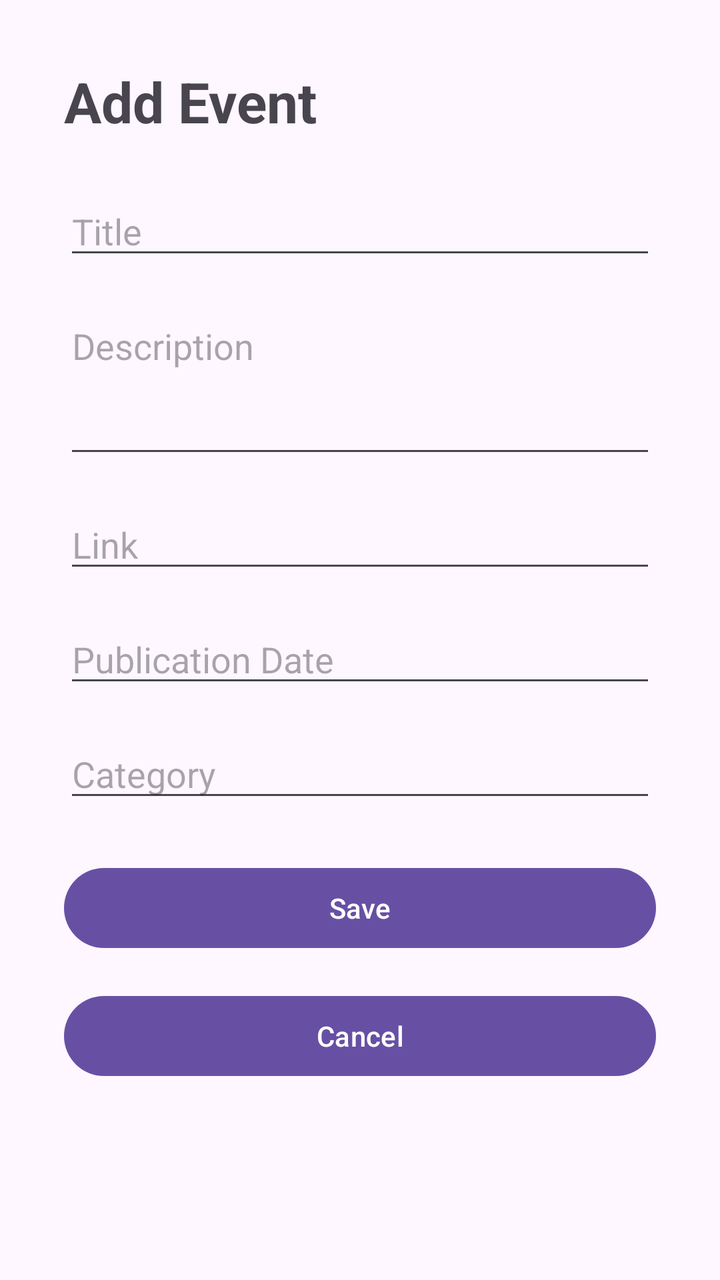
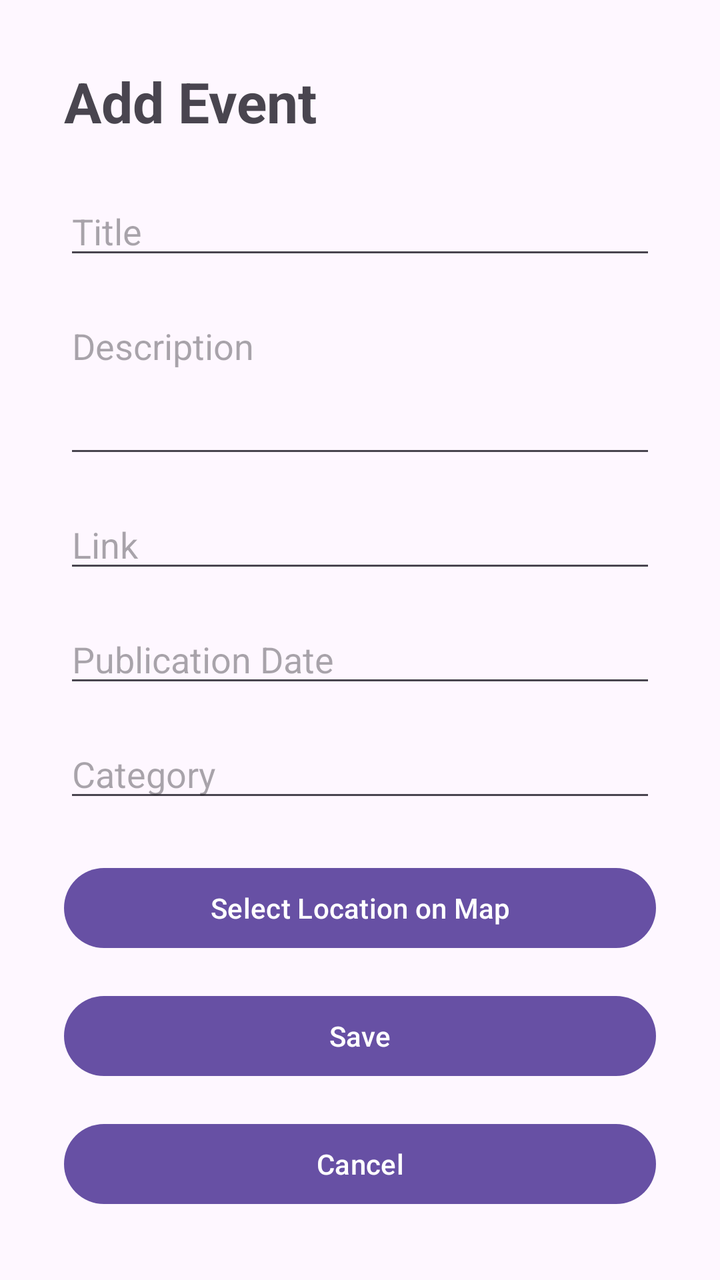

An Android layout rendered at two revisions. The XML below is the earlier revision; the diff shows what the commit changed to produce the second picture.
<!-- AndroidManifest.xml: application theme Theme.Assgn1app -->
<!-- res/layout/add_edit_activity.xml -->
<?xml version="1.0" encoding="utf-8"?>
<ScrollView
    xmlns:android="http://schemas.android.com/apk/res/android"
    android:layout_width="match_parent"
    android:layout_height="match_parent"
    android:fillViewport="true">

    <LinearLayout
        android:layout_width="match_parent"
        android:layout_height="wrap_content"
        android:orientation="vertical"
        android:padding="32dp">

        <TextView
            android:id="@+id/formTitle"
            android:layout_width="match_parent"
            android:layout_height="wrap_content"
            android:layout_marginBottom="24dp"
            android:text="Add Event"
            android:textSize="28sp"
            android:textStyle="bold" />

        <EditText
            android:id="@+id/titleInput"
            android:layout_width="match_parent"
            android:layout_height="wrap_content"
            android:layout_marginBottom="16dp"
            android:hint="Title"
            android:inputType="text" />

        <EditText
            android:id="@+id/descriptionInput"
            android:layout_width="match_parent"
            android:layout_height="wrap_content"
            android:layout_marginBottom="16dp"
            android:gravity="top|start"
            android:hint="Description"
            android:inputType="textMultiLine"
            android:minLines="3" />

        <EditText
            android:id="@+id/linkInput"
            android:layout_width="match_parent"
            android:layout_height="wrap_content"
            android:layout_marginBottom="16dp"
            android:hint="Link"
            android:inputType="textUri" />

        <EditText
            android:id="@+id/pubDateInput"
            android:layout_width="match_parent"
            android:layout_height="wrap_content"
            android:layout_marginBottom="16dp"
            android:hint="Publication Date"
            android:inputType="text" />

        <EditText
            android:id="@+id/categoryInput"
            android:layout_width="match_parent"
            android:layout_height="wrap_content"
            android:layout_marginBottom="24dp"
            android:hint="Category"
            android:inputType="text" />

        <Button
            android:id="@+id/saveButton"
            android:layout_width="match_parent"
            android:layout_height="wrap_content"
            android:layout_marginBottom="16dp"
            android:text="Save" />

        <Button
            android:id="@+id/cancelButton"
            android:layout_width="match_parent"
            android:layout_height="wrap_content"
            android:text="Cancel" />

    </LinearLayout>

</ScrollView>
<!-- resources referenced by this layout -->
<resources>
  <style name="Theme.Assgn1app" parent="Base.Theme.Assgn1app" />
  <style name="Base.Theme.Assgn1app" parent="Theme.Material3.DayNight.NoActionBar">
          
          
      </style>
</resources>

<!-- the commit's change to res/layout/add_edit_activity.xml (unified diff, before → after) -->
@@ -63,6 +63,13 @@
             android:inputType="text" />
 
         <Button
+            android:id="@+id/buttonLoc"
+            android:layout_width="match_parent"
+            android:layout_height="wrap_content"
+            android:layout_marginBottom="16dp"
+            android:text="@string/select_location" />
+
+        <Button
             android:id="@+id/saveButton"
             android:layout_width="match_parent"
             android:layout_height="wrap_content"
<!-- resource entries referenced after the edit -->
@@ -1,5 +1,6 @@
 <!-- resources referenced by this layout -->
 <resources>
+  <string name="select_location">Select Location on Map</string>
   <style name="Theme.Assgn1app" parent="Base.Theme.Assgn1app" />
   <style name="Base.Theme.Assgn1app" parent="Theme.Material3.DayNight.NoActionBar">
           
